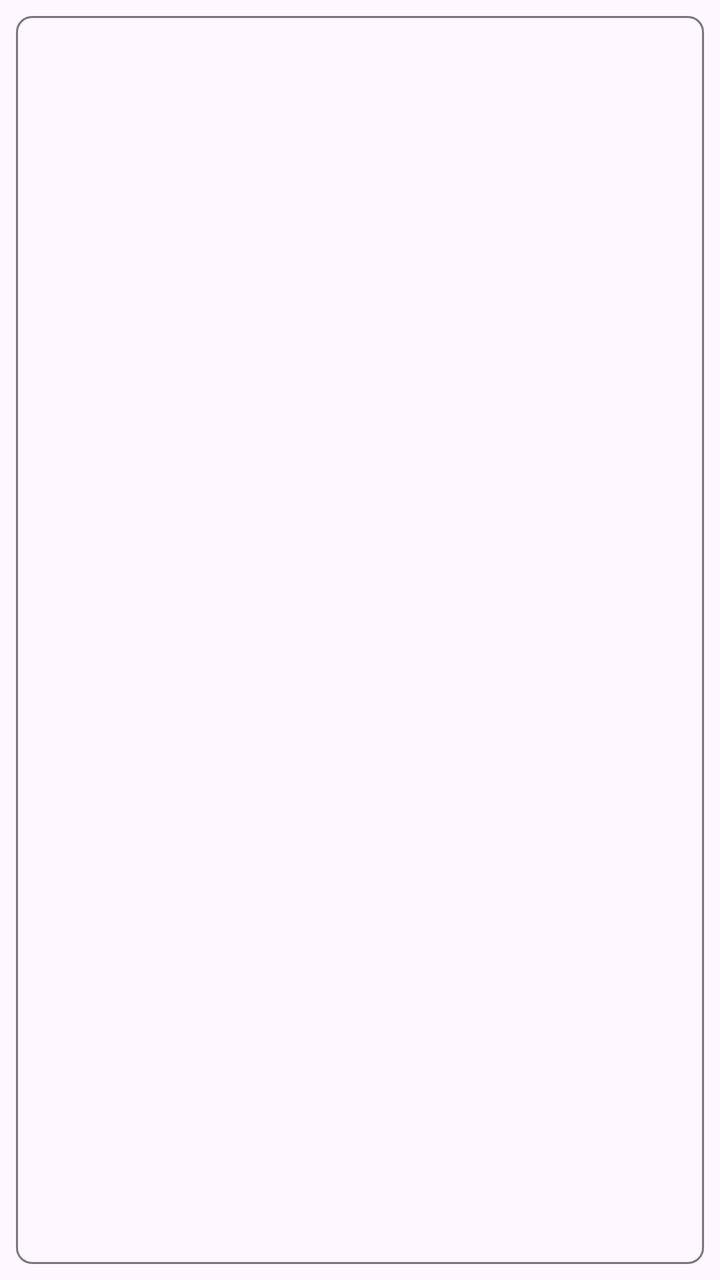
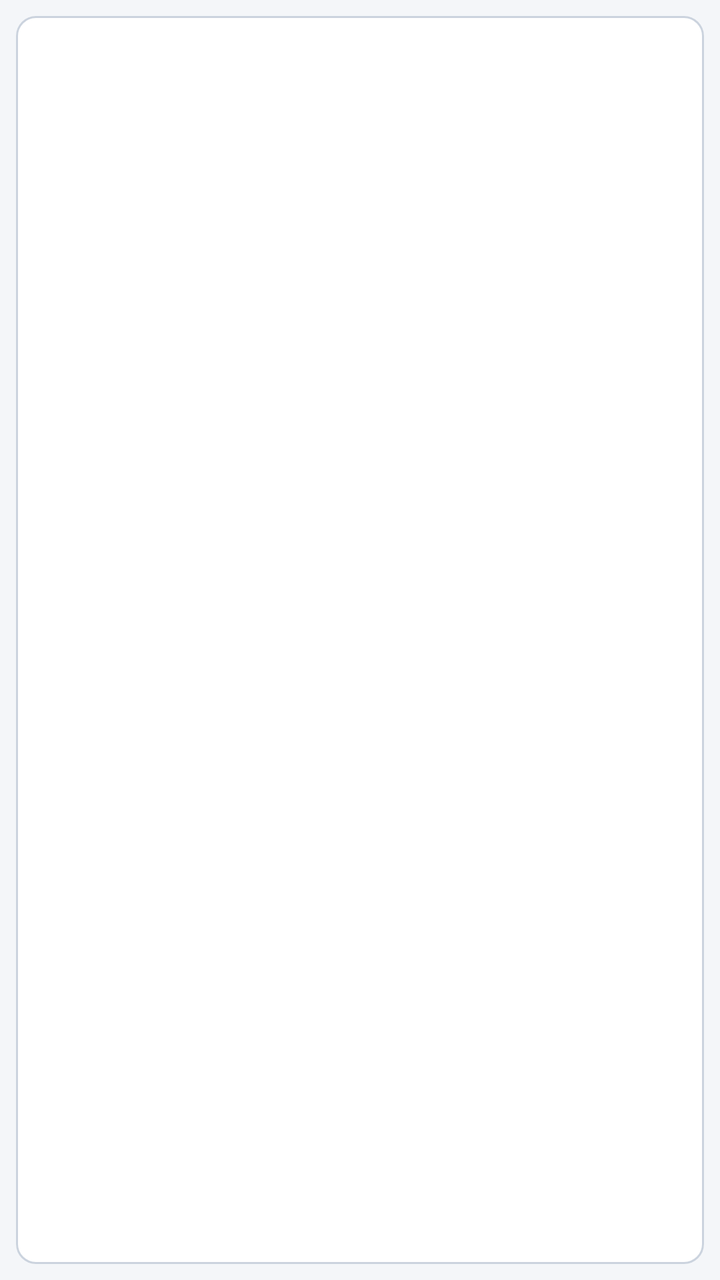

Compare the two renders of this Android layout. The source of the first and the diff that turns it into the second are given below.
<!-- AndroidManifest.xml: application theme Theme.Plantoes -->
<!-- res/layout/chip_filtro.xml -->
<?xml version="1.0" encoding="utf-8"?>
<com.google.android.material.chip.Chip xmlns:android="http://schemas.android.com/apk/res/android"
    style="@style/Widget.Material3.Chip.Filter"
    android:layout_width="wrap_content"
    android:layout_height="wrap_content" />
<!-- resources referenced by this layout -->
<resources>
  <style name="Theme.Plantoes" parent="Theme.Material3.DayNight">
          <item name="colorPrimary">@color/verde</item>
          <item name="colorOnPrimary">@android:color/white</item>
          <item name="colorPrimaryContainer">@color/verde_claro</item>
          <item name="colorOnPrimaryContainer">@color/verde_escuro</item>
          <item name="colorSecondaryContainer">@color/verde_claro</item>
          <item name="colorOnSecondaryContainer">@color/verde_escuro</item>
      </style>
  <color name="verde">#0A7A5A</color>
  <color name="verde_claro">#C9EFDF</color>
  <color name="verde_escuro">#04342A</color>
</resources>

<!-- the commit's change to res/layout/chip_filtro.xml (unified diff, before → after) -->
@@ -1,5 +1,7 @@
 <?xml version="1.0" encoding="utf-8"?>
 <com.google.android.material.chip.Chip xmlns:android="http://schemas.android.com/apk/res/android"
+    xmlns:app="http://schemas.android.com/apk/res-auto"
     style="@style/Widget.Material3.Chip.Filter"
     android:layout_width="wrap_content"
-    android:layout_height="wrap_content" />
+    android:layout_height="wrap_content"
+    app:checkedIconVisible="false" />
<!-- resource entries referenced after the edit -->
@@ -1,15 +1,46 @@
 <!-- resources referenced by this layout -->
 <resources>
-  <style name="Theme.Plantoes" parent="Theme.Material3.DayNight">
-          <item name="colorPrimary">@color/verde</item>
+  <style name="Theme.Plantoes" parent="Theme.Plantoes.Azul" />
+  <style name="Theme.Plantoes.Azul" parent="Theme.Plantoes.Base">
+          <item name="colorPrimary">#1D4ED8</item>
           <item name="colorOnPrimary">@android:color/white</item>
-          <item name="colorPrimaryContainer">@color/verde_claro</item>
-          <item name="colorOnPrimaryContainer">@color/verde_escuro</item>
-          <item name="colorSecondaryContainer">@color/verde_claro</item>
-          <item name="colorOnSecondaryContainer">@color/verde_escuro</item>
+          <item name="colorPrimaryContainer">#DBE7FF</item>
+          <item name="colorOnPrimaryContainer">#0B2A7A</item>
+          <item name="colorSecondaryContainer">#DBE7FF</item>
+          <item name="colorOnSecondaryContainer">#0B2A7A</item>
       </style>
-  <color name="verde">#0A7A5A</color>
-  <color name="verde_claro">#C9EFDF</color>
-  <color name="verde_escuro">#04342A</color>
+  <style name="Theme.Plantoes.Base" parent="Theme.Material3.Light.NoActionBar">
+          <item name="android:windowBackground">@color/fundo</item>
+          <item name="colorSurface">@android:color/white</item>
+          <item name="colorOnSurface">@color/tinta</item>
+          <item name="colorOnSurfaceVariant">@color/tinta_suave</item>
+          <item name="colorSurfaceContainer">@android:color/white</item>
+          <item name="colorSurfaceContainerLow">@android:color/white</item>
+          <item name="colorSurfaceContainerHigh">@android:color/white</item>
+          <item name="colorSurfaceContainerHighest">@color/fundo2</item>
+          <item name="colorOutline">@color/linha_forte</item>
+          <item name="colorOutlineVariant">@color/linha</item>
+          <item name="colorError">#DC2626</item>
+          <item name="android:statusBarColor">@color/fundo</item>
+          <item name="android:navigationBarColor">@android:color/white</item>
+          <item name="android:windowLightStatusBar">true</item>
+          <item name="android:windowLightNavigationBar">true</item>
+          <item name="shapeAppearanceCornerSmall">@style/Forma.Pequena</item>
+          <item name="shapeAppearanceCornerMedium">@style/Forma.Media</item>
+      </style>
+  <color name="fundo">#F4F6F9</color>
+  <color name="tinta">#0B1220</color>
+  <color name="tinta_suave">#64748B</color>
+  <color name="fundo2">#EEF1F5</color>
+  <color name="linha_forte">#CBD3DE</color>
+  <color name="linha">#E2E7EE</color>
+  <style name="Forma.Pequena" parent="">
+          <item name="cornerFamily">rounded</item>
+          <item name="cornerSize">10dp</item>
+      </style>
+  <style name="Forma.Media" parent="">
+          <item name="cornerFamily">rounded</item>
+          <item name="cornerSize">16dp</item>
+      </style>
 </resources>
 
